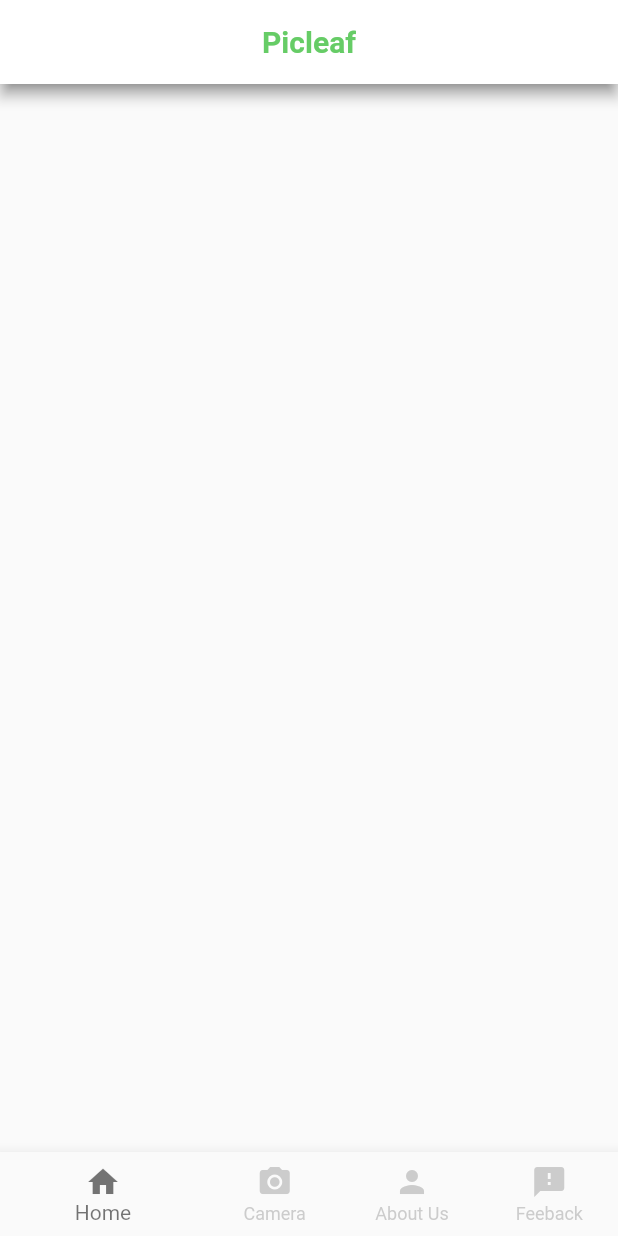
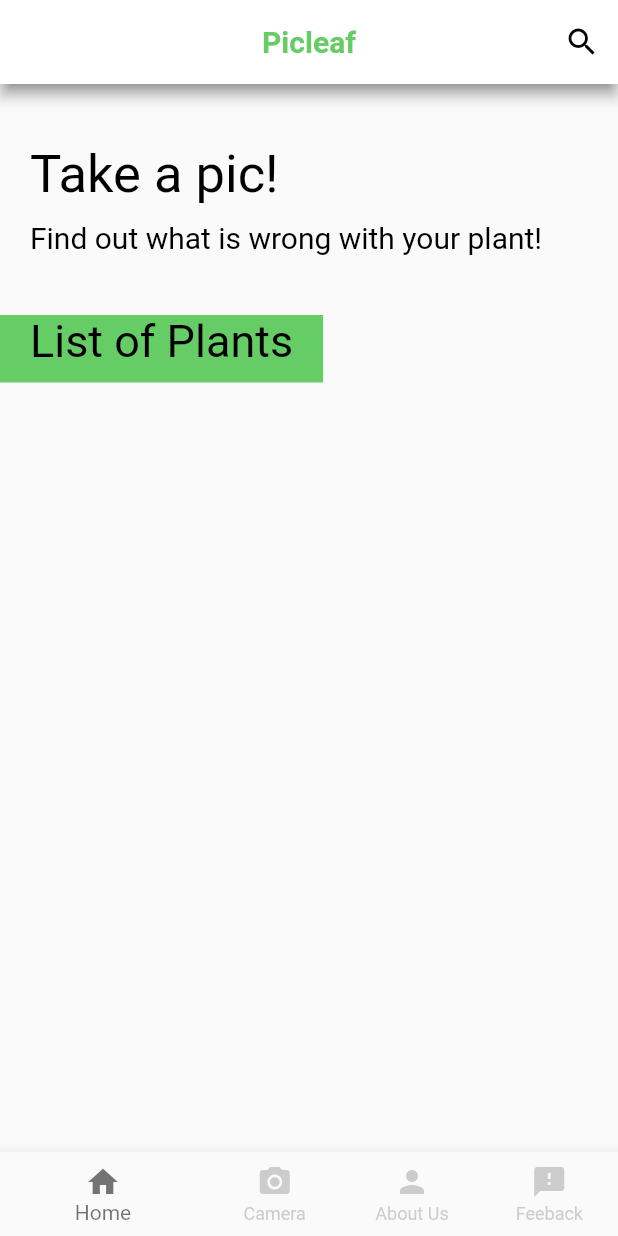
Before and after one commit to Checkerface230/picleaf_flutter, a Flutter app: the screen it shows after launch, on a phone screen of 412 x 824 dp. Run offline on Flutter 3.47's test engine with Material 2 defaults, Android fonts, the phone set to English and light mode, and no system bars; Roboto replaces fonts that are missing (RobotoBold).

Commit message:
Created some text on the homepage. Edited some things on about page.

```diff
--- a/lib/nav_pages/home.dart
+++ b/lib/nav_pages/home.dart
@@ -1,30 +1,167 @@
 import 'package:flutter/material.dart';
-import 'package:flutter/src/widgets/container.dart';
-import 'package:flutter/src/widgets/framework.dart';
 
 class homePage extends StatefulWidget {
   const homePage({super.key});
 
   @override
-  State<homePage> createState() => _homePageState();
+  State<homePage> createState() => _HomePageState();
 }
 
-class _homePageState extends State<homePage> {
+class CustomSearchDelegate extends SearchDelegate {
+  // Demo list to show querying
+  List<String> searchTerms = [
+    "Apple",
+    "Blueberry",
+    "Cherry",
+    "Corn",
+    "Grape",
+    "Orange",
+    "Peach",
+    "Pepper",
+    "Potato",
+    "Raspberry",
+    "Soybean",
+    "Squash",
+    "Strawberry",
+    "Tomato"
+  ];
+
+  // first overwrite to
+  // clear the search text
+  @override
+  List<Widget>? buildActions(BuildContext context) {
+    return [
+      IconButton(
+        onPressed: () {
+          query = '';
+        },
+        icon: Icon(Icons.clear),
+      ),
+    ];
+  }
+
+  // second overwrite to pop out of search menu
+  @override
+  Widget? buildLeading(BuildContext context) {
+    return IconButton(
+      onPressed: () {
+        close(context, null);
+      },
+      icon: Icon(Icons.arrow_back),
+    );
+  }
+
+  // third overwrite to show query result
+  @override
+  Widget buildResults(BuildContext context) {
+    List<String> matchQuery = [];
+    for (var fruit in searchTerms) {
+      if (fruit.toLowerCase().contains(query.toLowerCase())) {
+        matchQuery.add(fruit);
+      }
+    }
+    return ListView.builder(
+      itemCount: matchQuery.length,
+      itemBuilder: (context, index) {
+        var result = matchQuery[index];
+        return ListTile(
+          title: Text(result),
+        );
+      },
+    );
+  }
+
+  // last overwrite to show the
+  // querying process at the runtime
+  @override
+  Widget buildSuggestions(BuildContext context) {
+    List<String> matchQuery = [];
+    for (var fruit in searchTerms) {
+      if (fruit.toLowerCase().contains(query.toLowerCase())) {
+        matchQuery.add(fruit);
+      }
+    }
+    return ListView.builder(
+      itemCount: matchQuery.length,
+      itemBuilder: (context, index) {
+        var result = matchQuery[index];
+        return ListTile(
+          title: Text(result),
+        );
+      },
+    );
+  }
+}
+
+class _HomePageState extends State<homePage> {
   @override
   Widget build(BuildContext context) {
     return Scaffold(
-      // AppBar para sa taas
         appBar: AppBar(
           centerTitle: true,
-        title: Text(
+          title: const Text(
             "Picleaf",
             style: TextStyle(
                 color: Color.fromRGBO(102, 204, 102, 100),
                 fontWeight: FontWeight.bold),
           ),
           backgroundColor: Colors.white,
-        shadowColor: Color.fromARGB(255, 95, 94, 94),
+          shadowColor: const Color.fromARGB(255, 95, 94, 94),
+          actions: [
+            IconButton(
+              onPressed: () {
+                // method to show the search bar
+                showSearch(
+                    context: context,
+                    // delegate to customize the search bar
+                    delegate: CustomSearchDelegate());
+              },
+              icon: const Icon(Icons.search, color: Colors.black),
+            )
+          ],
         ),
-    );
+        body: SingleChildScrollView(
+          child: Column(
+            crossAxisAlignment: CrossAxisAlignment.start,
+            children: <Widget>[
+              const SizedBox(
+                height: 20,
+              ),
+              Container(
+                padding: const EdgeInsets.fromLTRB(20, 20, 20, 10),
+                child: const Text(
+                  'Take a pic!',
+                  style: TextStyle(
+                      fontSize: 35,
+                      fontFamily: 'RobotoBold',
+                      color: Colors.black),
+                  textAlign: TextAlign.left,
+                ),
+              ),
+              Container(
+                padding: const EdgeInsets.fromLTRB(20, 0, 20, 10),
+                child: const Text('Find out what is wrong with your plant!',
+                    style: TextStyle(
+                        fontSize: 20,
+                        fontFamily: 'RobotoBold',
+                        color: Colors.black),
+                    textAlign: TextAlign.left),
+              ),
+              const SizedBox(
+                height: 30,
+              ),
+              Container(
+                padding: const EdgeInsets.fromLTRB(20, 0, 20, 10),
+                color: const Color.fromRGBO(102, 204, 102, 100),
+                child: const Text('List of Plants',
+                    style: TextStyle(
+                        fontSize: 30,
+                        fontFamily: 'RobotoBold',
+                        color: Colors.black),
+                    textAlign: TextAlign.center),
+              ),
+            ],
+          ),
+        ));
   }
 }
--- a/lib/nav_pages/mainPage.dart
+++ b/lib/nav_pages/mainPage.dart
@@ -17,7 +17,7 @@
   List pages = [
     const homePage(),
     const cameraPage(),
-    const aboutusPage(),
+    const AboutUsPage(),
     const feedbackPage()
   ];
   int currentIndex = 0;
```
Also changed, not shown: lib/nav_pages/aboutUs.dart (+30 -21 lines). Lines whose indentation alone changed are shown as unchanged.
